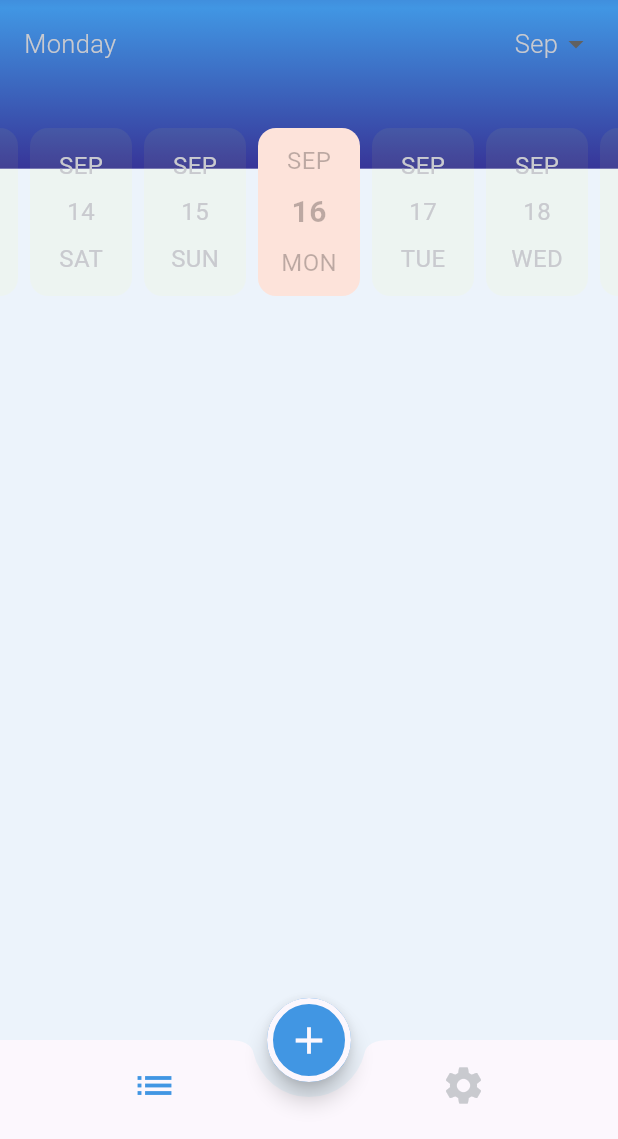
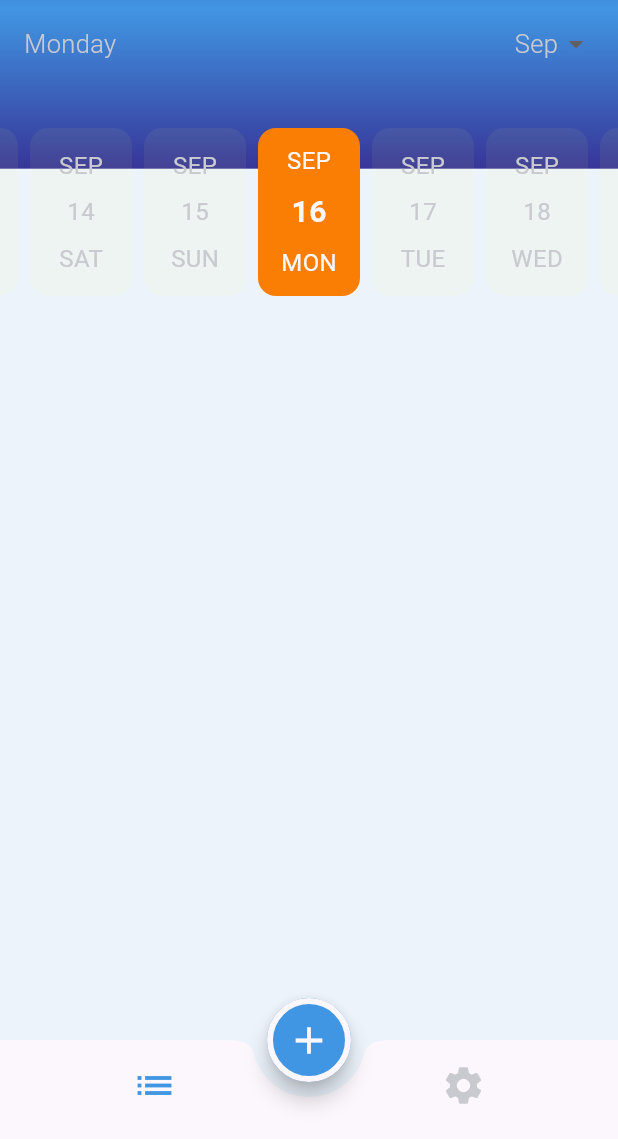
Before and after one commit to somayaSaeed/To-Do-App, a Flutter app: the screen it shows after launch, on a phone screen of 412 x 824 dp, the part 97-1236 px from its top. Run offline on Flutter 3.47's test engine with Material 3 defaults, Android fonts, the phone set to English and light mode, and no system bars; drawn by our look-alikes of easy_date_timeline; our stand-ins replace cloud_firestore, firebase_core, flutter_slidable, google_fonts; accounts and stored records are empty.

Commit message:
Edit Task list.

```diff
--- a/lib/Core/Local/firebase_utlis.dart
+++ b/lib/Core/Local/firebase_utlis.dart
@@ -17,4 +17,8 @@ class FirebaseUtils{
     task.id = taskDocRef.id;
     return taskDocRef.set(task);
   }
+
+  static Future<void> deleteTaskCollection(Task task){
+    return getTasksCollection().doc(task.id).delete();
+  }
 }
--- a/lib/Core/Model/task_model.dart
+++ b/lib/Core/Model/task_model.dart
@@ -8,7 +8,7 @@ class Task{
   DateTime dateTime ;
   bool isDone ;
 
-  Task({this.id ='' ,required this.title ,required this.description ,required this.dateTime ,this.isDone = false});
+  Task({this.id ='' ,required this.title ,required this.description ,required this.dateTime ,this.isDone = true});
 
   Task.fromFireStore(Map<String,dynamic> data):this (
     id: data['id'] as String,
--- a/lib/UI/Board/Board Screen.dart
+++ b/lib/UI/Board/Board Screen.dart
@@ -5,8 +5,8 @@ import '../Home/home_Screen.dart';
 
 
 class SplashScreen extends StatefulWidget {
-
-  const SplashScreen({super.key});
+  static String routName = 'splash_screen';
+   SplashScreen({super.key});
 
   @override
   State<SplashScreen> createState() => _SplashScreenState();
--- a/lib/UI/Home/Setting Tab/settings_tab.dart
+++ b/lib/UI/Home/Setting Tab/settings_tab.dart
@@ -21,7 +21,7 @@ class SettingsTab extends StatelessWidget {
           // color: ColorResources.primaryLightColor,
           height: height * 0.13,
         ),
-        Column(
+        const Column(
           children: [
              Text('Language:  '),
             Text('Theme:  '),
--- a/lib/UI/Home/Task List Tab/AddTaskBottomSheet.dart
+++ b/lib/UI/Home/Task List Tab/AddTaskBottomSheet.dart
@@ -111,7 +111,7 @@ class _AddTaskBottomSheetState extends State<AddTaskBottomSheet> {
           dateTime: selectedDate,
           isDone: true
       );
-      FirebaseUtils.addTaskToFireStore(task).timeout(const Duration(seconds: 3),
+      FirebaseUtils.addTaskToFireStore(task).timeout(const Duration(milliseconds: 10),
       onTimeout: (){
         print('add task');
         listProvider.getAllTasksFromFireStore();
--- a/lib/UI/Home/Task List Tab/Calender.dart
+++ b/lib/UI/Home/Task List Tab/Calender.dart
@@ -1,18 +1,31 @@
 import 'package:flutter/cupertino.dart';
 import 'package:easy_date_timeline/easy_date_timeline.dart';
 import 'package:flutter/material.dart';
+import 'package:provider/provider.dart';
 
+import '../../../Core/Provider/list provider.dart';
 import '../../../Utils/Color Resources/Color_Resources.dart';
 
-class Calender extends StatelessWidget {
+class Calender extends StatefulWidget {
   const Calender({super.key});
 
   @override
+  State<Calender> createState() => _CalenderState();
+}
+
+
+
+class _CalenderState extends State<Calender> {
+  late ListProvider listProvider;
+
+  @override
   Widget build(BuildContext context) {
+    var listProvider = Provider.of<ListProvider>(context);
+
     return EasyDateTimeLine(
-      initialDate: DateTime.now(),
+      initialDate: listProvider.selectDate,
       onDateChange: (selectedDate) {
-        // Handle date change.
+        listProvider.changeSelectDate(selectedDate);
       },
       headerProps : EasyHeaderProps(
           selectedDateStyle : TextStyle(color: ColorResources.lightGray , fontSize: 17 , fontWeight: FontWeight.w300),
@@ -21,12 +34,14 @@ class Calender extends StatelessWidget {
       ),
       dayProps: EasyDayProps(
         todayStyle: DayStyle(
-          monthStrStyle: TextStyle(color: ColorResources.white),
-          dayNumStyle: TextStyle(color: ColorResources.white , fontWeight: FontWeight.bold , fontSize: 20),
-          dayStrStyle: TextStyle(color: ColorResources.white),
+          monthStrStyle: TextStyle(color: ColorResources.darkGry),
+          dayNumStyle: TextStyle(color: ColorResources.darkGry , fontWeight: FontWeight.bold , fontSize: 20),
+          dayStrStyle: TextStyle(color: ColorResources.darkGry),
+
           decoration: BoxDecoration(
-            color: ColorResources.orange,
-            borderRadius: BorderRadius.circular(12.0),
+            color: ColorResources.babyOrange,
+            borderRadius: BorderRadius.circular(12.0 ),
+
           ),
         ),
         inactiveDayStyle: DayStyle(
@@ -39,12 +54,12 @@ class Calender extends StatelessWidget {
           dayStrStyle: TextStyle(color: ColorResources.lightGray),
         ),
         activeDayStyle: DayStyle(
-          dayNumStyle: TextStyle(color: ColorResources.darkGry , fontWeight: FontWeight.bold , fontSize: 20),
-          dayStrStyle: TextStyle(color: ColorResources.darkGry),
-          monthStrStyle: TextStyle(color: ColorResources.darkGry),
+          dayNumStyle: TextStyle(color: ColorResources.white , fontWeight: FontWeight.bold , fontSize: 20),
+          dayStrStyle: TextStyle(color: ColorResources.white),
+          monthStrStyle: TextStyle(color: ColorResources.white),
           decoration: BoxDecoration(
 
-            color: ColorResources.babyOrange,
+            color: ColorResources.orange,
             borderRadius: BorderRadius.circular(12.0), // Customize shape.
           ),
 
@@ -52,5 +67,4 @@ class Calender extends StatelessWidget {
       ),
     );
   }
-
 }
--- a/lib/UI/Home/Task List Tab/Task List tab.dart
+++ b/lib/UI/Home/Task List Tab/Task List tab.dart
@@ -45,7 +45,10 @@ class _TaskListTabState extends State<TaskListTab> {
             ),
             const Calender(),
           ],
+
+
         ),
+        SizedBox(height: height*0.015,),
         Expanded(
           child: ListView.builder(
             itemBuilder: (context, index) {
@@ -55,8 +58,10 @@ class _TaskListTabState extends State<TaskListTab> {
             },
             itemCount: listProvider.tasksList.length,
           ),
-        )
+        ),
+
       ],
+
     );
   }
 
--- a/lib/UI/Home/home_Screen.dart
+++ b/lib/UI/Home/home_Screen.dart
@@ -5,8 +5,9 @@ import 'Task List Tab/AddTaskBottomSheet.dart';
 import 'Task List Tab/Task List tab.dart';
 
 class HomeScreen extends StatefulWidget {
-  static const String routName = 'home_screen';
-   const HomeScreen({super.key});
+  static String routName = 'home-screen';
+
+  const HomeScreen({super.key});
 
   @override
   State<HomeScreen> createState() => _HomeScreenState();
@@ -98,14 +99,14 @@ class _HomeScreenState extends State<HomeScreen> {
             ],
           ),
         ),
-        body: selectedIndex==0 ?   TaskListTab() :   SettingsTab()
+        body: selectedIndex==0 ?   const TaskListTab() :   const SettingsTab()
 
     );
   }
   void addTaskBottomSheet() {
     showModalBottomSheet(
         context: context,
-        builder: (context) => AddTaskBottomSheet()
+        builder: (context) => const AddTaskBottomSheet()
     );
   }
 
--- a/lib/Utils/Color Resources/Color_Resources.dart
+++ b/lib/Utils/Color Resources/Color_Resources.dart
@@ -11,11 +11,12 @@ class ColorResources {
 
   static Color get white => const Color(0xFFFCF7FD);
 
-  static Color get green => const Color(0xFF00A638);
+  static Color get green => const Color(0xFF25D366
+  );
 
   static Color get blackText => const Color(0xD7363636);
 
-  static Color get darkBlueText => const Color(0xff363636d7);
+  static Color get darkBlueText => const Color(0x363636d7);
 
   static Color get red => const Color(0xFFEC4B4B);
 
--- a/lib/main.dart
+++ b/lib/main.dart
@@ -3,6 +3,7 @@ import 'package:cloud_firestore/cloud_firestore.dart';
 import 'package:firebase_core/firebase_core.dart';
 import 'package:flutter/material.dart';
 import 'package:to_do_app/Core/Provider/list%20provider.dart';
+import 'package:to_do_app/UI/Board/Board%20Screen.dart';
 import 'UI/Home/home_Screen.dart';
 import 'Utils/Theme/Theme.dart';
 import 'package:provider/provider.dart';
@@ -34,11 +35,14 @@ class ToDoApp extends StatelessWidget {
   Widget build(BuildContext context) {
     return MaterialApp(
       debugShowCheckedModeBanner: false,
-      initialRoute: HomeScreen.routName ,
+      initialRoute: SplashScreen.routName ,
       theme: MyThemeData.lightMode,
 
       routes: {
-        HomeScreen.routName : (context) =>  const HomeScreen(),
+        SplashScreen.routName : (context) =>   SplashScreen(),
+        HomeScreen.routName : (context) =>   HomeScreen(),
+        // SplashScreen.routName : (context) =>   SplashScreen(),
+
 
 
       },
--- a/pubspec.yaml
+++ b/pubspec.yaml
@@ -40,6 +40,7 @@ dependencies:
   firebase_core: ^2.24.2
   cloud_firestore: ^4.14.0
   provider: ^6.1.2
+  flutter_slidable: ^3.1.1
 
 dev_dependencies:
   flutter_test:
@@ -64,7 +65,7 @@ flutter:
    uses-material-design: true
 #
    assets:
-     - assets/image/sura.png
+     - assets/image/
   #   - images/a_dot_ham.jpeg
 
   # An image asset can refer to one or more resolution-specific "variants", see
```
Also changed, not shown: lib/Core/Provider/list provider.dart (+23 -3 lines), lib/UI/Home/Task List Tab/Task List Item.dart (+77 -27 lines), pubspec.lock.
